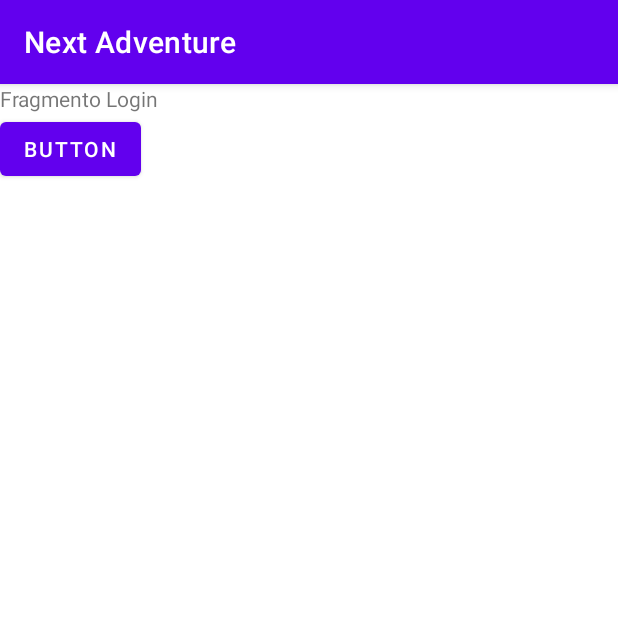
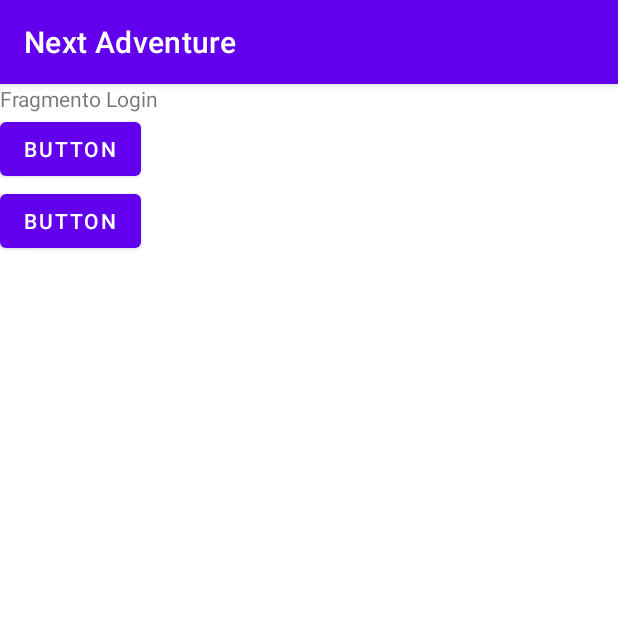
Before and after one commit to GabrielXs/next-adventure, an Android app: the screen it shows after launch (MainActivity), on a phone screen of 412 x 824 dp, the top half of it. Run offline under Robolectric (Android 15) with nearby library versions, the phone set to English and light mode, and no system bars; 1 statement that could not run was skipped.

Commit message:
:sparkles: create navigation login to dashboard

```diff
--- a/app/src/main/res/layout/fragment_login.xml
+++ b/app/src/main/res/layout/fragment_login.xml
@@ -16,5 +16,10 @@
         android:layout_width="wrap_content"
         android:layout_height="wrap_content"
         android:text="Button" />
+    <Button
+        android:id="@+id/button"
+        android:layout_width="wrap_content"
+        android:layout_height="wrap_content"
+        android:text="Button" />
 
 </LinearLayout>
--- a/app/src/main/res/navigation/nav_graph.xml
+++ b/app/src/main/res/navigation/nav_graph.xml
@@ -14,7 +14,10 @@
             app:destination="@id/signUp" />
         <action
             android:id="@+id/action_login_to_dashboard"
-            app:destination="@id/dashboard" />
+            app:destination="@id/dashboard"
+            app:launchSingleTop="false"
+            app:popUpTo="@id/login"
+            app:popUpToInclusive="true" />
     </fragment>
     <fragment
         android:id="@+id/signUp"
@@ -25,22 +28,5 @@
         android:id="@+id/dashboard"
         android:name="com.stark.nextadventure.ui.fragment.Dashboard"
         android:label="fragment_dashboard"
-        tools:layout="@layout/fragment_dashboard" >
-        <action
-            android:id="@+id/action_dashboard_to_searchAdventure"
-            app:destination="@id/searchAdventure" />
-        <action
-            android:id="@+id/action_dashboard_to_managerCharacter"
-            app:destination="@id/managerCharacter" />
-    </fragment>
-    <fragment
-        android:id="@+id/searchAdventure"
-        android:name="com.stark.nextadventure.ui.fragment.SearchAdventure"
-        android:label="fragment_search_adventure"
-        tools:layout="@layout/fragment_search_adventure" />
-    <fragment
-        android:id="@+id/managerCharacter"
-        android:name="com.stark.nextadventure.ui.fragment.ManagerCharacter"
-        android:label="fragment_manager_character"
-        tools:layout="@layout/fragment_manager_character" />
+        tools:layout="@layout/fragment_dashboard" />
 </navigation>
```
Also changed, not shown: app/src/main/java/com/stark/nextadventure/ui/fragment/Dashboard.kt (+4 -40 lines), app/src/main/java/com/stark/nextadventure/ui/fragment/Login.kt (+8 -1 lines).
